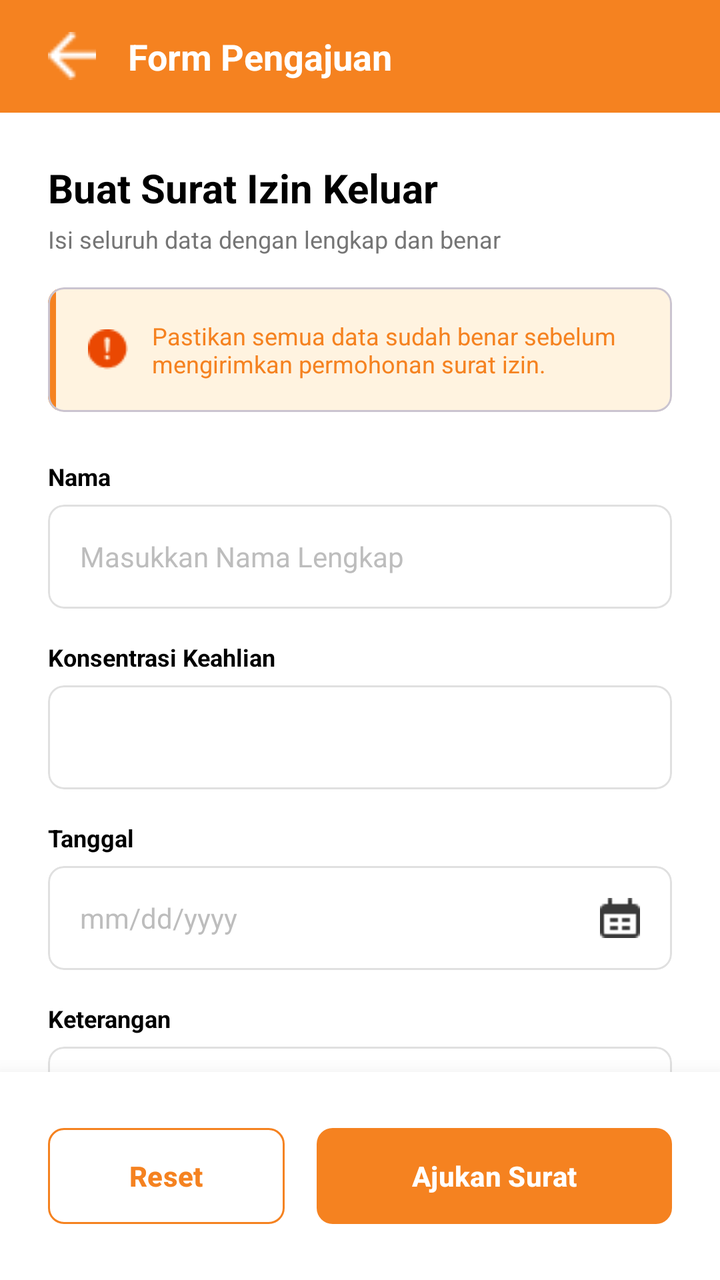
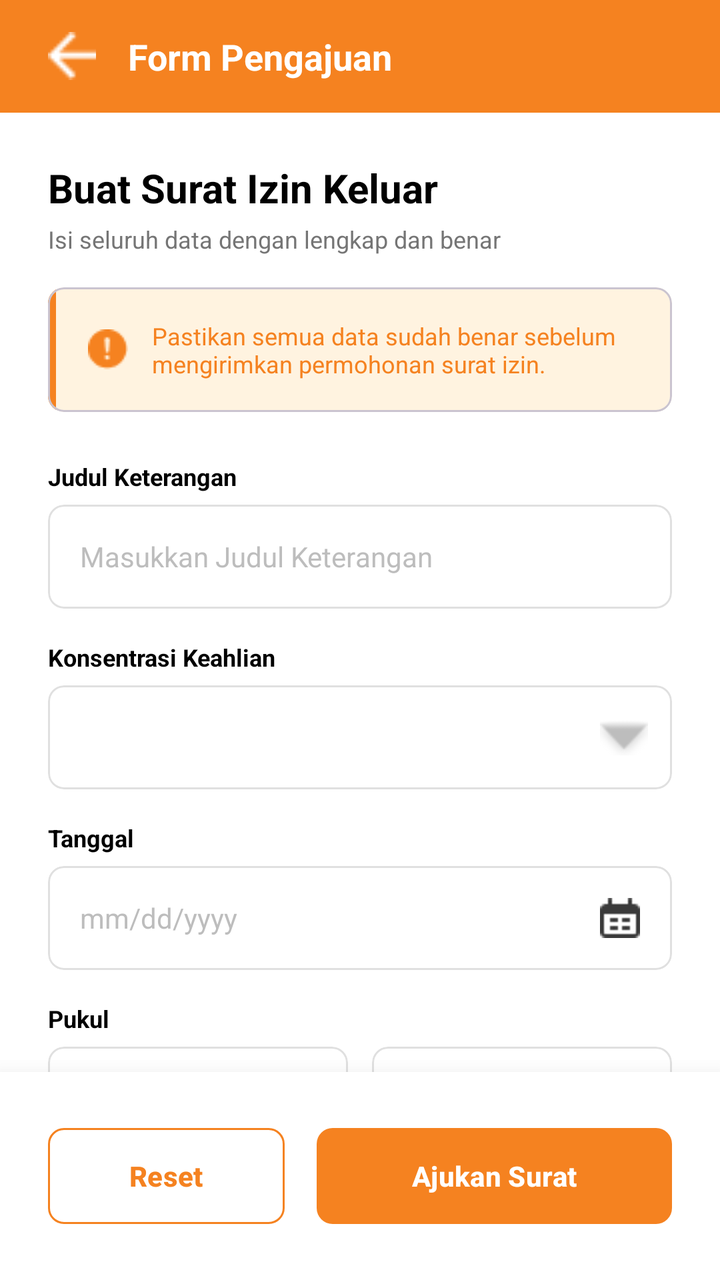

Two renders of the same Android screen: before a commit and after it. Below are the layout's source before the change and the commit's diff.
<!-- AndroidManifest.xml: application theme Theme.AndroidELetter -->
<!-- res/layout/halaman_buat_surat_izin_keluar_siswa.xml -->
<?xml version="1.0" encoding="utf-8"?>
<androidx.constraintlayout.widget.ConstraintLayout xmlns:android="http://schemas.android.com/apk/res/android"
    xmlns:app="http://schemas.android.com/apk/res-auto"
    xmlns:tools="http://schemas.android.com/tools"
    android:layout_width="match_parent"
    android:layout_height="match_parent"
    android:background="#FFFFFF"
    tools:context=".halaman_buat_surat_izin_keluar_siswa">

    
    <LinearLayout
        android:id="@+id/header_layout"
        android:layout_width="match_parent"
        android:layout_height="wrap_content"
        android:background="#F58220"
        android:gravity="center_vertical"
        android:orientation="horizontal"
        android:paddingHorizontal="24dp"
        android:paddingVertical="16dp"
        app:layout_constraintTop_toTopOf="parent">

        <ImageView
            android:id="@+id/btn_back"
            android:layout_width="24dp"
            android:layout_height="24dp"
            android:src="@drawable/icon_panah_kembali"
            app:tint="@color/white" />

        <TextView
            android:layout_width="wrap_content"
            android:layout_height="wrap_content"
            android:layout_marginStart="16dp"
            android:text="Form Pengajuan"
            android:textColor="@color/white"
            android:textSize="18sp"
            android:textStyle="bold" />
    </LinearLayout>

    
    <ScrollView
        android:layout_width="match_parent"
        android:layout_height="0dp"
        android:clipToPadding="false"
        android:paddingBottom="24dp"
        android:scrollbars="none"
        app:layout_constraintBottom_toTopOf="@+id/bottom_action_buttons"
        app:layout_constraintTop_toBottomOf="@+id/header_layout">

        <LinearLayout
            android:layout_width="match_parent"
            android:layout_height="wrap_content"
            android:orientation="vertical"
            android:paddingHorizontal="24dp"
            android:paddingTop="24dp">

            <TextView
                android:layout_width="wrap_content"
                android:layout_height="wrap_content"
                android:text="Buat Surat Izin Keluar"
                android:textColor="@android:color/black"
                android:textSize="20sp"
                android:textStyle="bold" />

            <TextView
                android:layout_width="wrap_content"
                android:layout_height="wrap_content"
                android:layout_marginTop="4dp"
                android:layout_marginBottom="16dp"
                android:text="Isi seluruh data dengan lengkap dan benar"
                android:textColor="#757575"
                android:textSize="12sp" />

            
            <com.google.android.material.card.MaterialCardView
                android:layout_width="match_parent"
                android:layout_height="wrap_content"
                android:layout_marginBottom="24dp"
                app:cardBackgroundColor="#FFF3E0"
                app:cardCornerRadius="8dp"
                app:cardElevation="0dp">

                <LinearLayout
                    android:layout_width="match_parent"
                    android:layout_height="wrap_content"
                    android:orientation="horizontal">

                    
                    <View
                        android:layout_width="4dp"
                        android:layout_height="match_parent"
                        android:background="#F58220" />

                    <LinearLayout
                        android:layout_width="match_parent"
                        android:layout_height="wrap_content"
                        android:gravity="center_vertical"
                        android:orientation="horizontal"
                        android:padding="16dp">

                        <ImageView
                            android:layout_width="20dp"
                            android:layout_height="20dp"
                            android:src="@drawable/icon_tanda_seru" />

                        <TextView
                            android:layout_width="wrap_content"
                            android:layout_height="wrap_content"
                            android:layout_marginStart="12dp"
                            android:text="Pastikan semua data sudah benar sebelum\nmengirimkan permohonan surat izin."
                            android:textColor="#F58220"
                            android:textSize="12sp" />
                    </LinearLayout>
                </LinearLayout>
            </com.google.android.material.card.MaterialCardView>

            
            <TextView android:layout_width="wrap_content" android:layout_height="wrap_content" android:layout_marginBottom="6dp" android:text="Nama" android:textColor="@android:color/black" android:textSize="12sp" android:textStyle="bold" />
            <com.google.android.material.card.MaterialCardView android:layout_width="match_parent" android:layout_height="52dp" android:layout_marginBottom="16dp" app:cardBackgroundColor="@color/white" app:cardCornerRadius="8dp" app:cardElevation="0dp" app:strokeColor="#E0E0E0" app:strokeWidth="1dp">
                <EditText android:id="@+id/et_nama" android:layout_width="match_parent" android:layout_height="match_parent" android:background="@null" android:hint="Masukkan Nama Lengkap" android:paddingHorizontal="16dp" android:textColor="@android:color/black" android:textColorHint="#BDBDBD" android:textSize="14sp" />
            </com.google.android.material.card.MaterialCardView>

            
            <TextView android:layout_width="wrap_content" android:layout_height="wrap_content" android:layout_marginBottom="6dp" android:text="Konsentrasi Keahlian" android:textColor="@android:color/black" android:textSize="12sp" android:textStyle="bold" />
            <com.google.android.material.card.MaterialCardView android:layout_width="match_parent" android:layout_height="52dp" android:layout_marginBottom="16dp" app:cardBackgroundColor="@color/white" app:cardCornerRadius="8dp" app:cardElevation="0dp" app:strokeColor="#E0E0E0" app:strokeWidth="1dp">
                <Spinner android:id="@+id/spinner_keahlian" android:layout_width="match_parent" android:layout_height="match_parent" android:background="@null" android:paddingHorizontal="12dp" />
            </com.google.android.material.card.MaterialCardView>

            
            <TextView android:layout_width="wrap_content" android:layout_height="wrap_content" android:layout_marginBottom="6dp" android:text="Tanggal" android:textColor="@android:color/black" android:textSize="12sp" android:textStyle="bold" />
            <com.google.android.material.card.MaterialCardView android:layout_width="match_parent" android:layout_height="52dp" android:layout_marginBottom="16dp" app:cardBackgroundColor="@color/white" app:cardCornerRadius="8dp" app:cardElevation="0dp" app:strokeColor="#E0E0E0" app:strokeWidth="1dp">
                <LinearLayout android:layout_width="match_parent" android:layout_height="match_parent" android:gravity="center_vertical" android:orientation="horizontal" android:paddingHorizontal="16dp">
                    <EditText android:id="@+id/et_tanggal" android:layout_width="0dp" android:layout_height="match_parent" android:layout_weight="1" android:background="@null" android:focusable="false" android:hint="mm/dd/yyyy" android:textColor="@android:color/black" android:textColorHint="#BDBDBD" android:textSize="14sp" />
                    <ImageView android:layout_width="20dp" android:layout_height="20dp" android:src="@drawable/icon_tanggal_hitam" />
                </LinearLayout>
            </com.google.android.material.card.MaterialCardView>

            
            <TextView android:layout_width="wrap_content" android:layout_height="wrap_content" android:layout_marginBottom="6dp" android:text="Keterangan" android:textColor="@android:color/black" android:textSize="12sp" android:textStyle="bold" />
            <com.google.android.material.card.MaterialCardView android:layout_width="match_parent" android:layout_height="120dp" android:layout_marginBottom="32dp" app:cardBackgroundColor="@color/white" app:cardCornerRadius="8dp" app:cardElevation="0dp" app:strokeColor="#E0E0E0" app:strokeWidth="1dp">
                <EditText android:id="@+id/et_keterangan" android:layout_width="match_parent" android:layout_height="match_parent" android:background="@null" android:gravity="top|start" android:inputType="textMultiLine" android:padding="16dp" android:textColor="@android:color/black" android:textColorHint="#BDBDBD" android:textSize="14sp" />
            </com.google.android.material.card.MaterialCardView>

        </LinearLayout>
    </ScrollView>

    
    <LinearLayout
        android:id="@+id/bottom_action_buttons"
        android:layout_width="match_parent"
        android:layout_height="wrap_content"
        android:background="@color/white"
        android:elevation="16dp"
        android:orientation="horizontal"
        android:padding="24dp"
        app:layout_constraintBottom_toBottomOf="parent">

        
        <com.google.android.material.button.MaterialButton
            android:id="@+id/btn_reset"
            android:layout_width="0dp"
            android:layout_height="56dp"
            android:layout_marginEnd="8dp"
            android:layout_weight="1"
            android:text="Reset"
            android:textAllCaps="false"
            android:textColor="#F58220"
            android:textSize="14sp"
            android:textStyle="bold"
            app:backgroundTint="@color/white"
            app:cornerRadius="8dp"
            app:strokeColor="#F58220"
            app:strokeWidth="1dp" />

        
        <com.google.android.material.button.MaterialButton
            android:id="@+id/btn_ajukan"
            android:layout_width="0dp"
            android:layout_height="56dp"
            android:layout_marginStart="8dp"
            android:layout_weight="1.5"
            android:text="Ajukan Surat"
            android:textAllCaps="false"
            android:textColor="@color/white"
            android:textSize="14sp"
            android:textStyle="bold"
            app:backgroundTint="#F58220"
            app:cornerRadius="8dp" />
    </LinearLayout>

</androidx.constraintlayout.widget.ConstraintLayout>
<!-- resources referenced by this layout -->
<resources>
  <color name="white">#FFFFFFFF</color>
  <!-- drawable icon_panah_kembali: png bitmap (drawable, 239 bytes) -->
  <!-- drawable icon_tanda_seru: png bitmap (drawable, 560 bytes) -->
  <!-- drawable icon_tanggal_hitam: png bitmap (drawable, 331 bytes) -->
  <style name="Theme.AndroidELetter" parent="Base.Theme.AndroidELetter" />
  <style name="Base.Theme.AndroidELetter" parent="Theme.Material3.DayNight.NoActionBar">
          
          
      </style>
</resources>

<!-- the commit's change to res/layout/halaman_buat_surat_izin_keluar_siswa.xml (unified diff, before → after) -->
@@ -7,7 +7,6 @@
     android:background="#FFFFFF"
     tools:context=".halaman_buat_surat_izin_keluar_siswa">
 
-    
     <LinearLayout
         android:id="@+id/header_layout"
         android:layout_width="match_parent"
@@ -36,7 +35,6 @@
             android:textStyle="bold" />
     </LinearLayout>
 
-    
     <ScrollView
         android:layout_width="match_parent"
         android:layout_height="0dp"
@@ -70,7 +68,6 @@
                 android:textColor="#757575"
                 android:textSize="12sp" />
 
-            
             <com.google.android.material.card.MaterialCardView
                 android:layout_width="match_parent"
                 android:layout_height="wrap_content"
@@ -84,7 +81,6 @@
                     android:layout_height="wrap_content"
                     android:orientation="horizontal">
 
-                    
                     <View
                         android:layout_width="4dp"
                         android:layout_height="match_parent"
@@ -100,7 +96,8 @@
                         <ImageView
                             android:layout_width="20dp"
                             android:layout_height="20dp"
-                            android:src="@drawable/icon_tanda_seru" />
+                            android:src="@drawable/icon_tanda_seru"
+                            app:tint="#F58220" />
 
                         <TextView
                             android:layout_width="wrap_content"
@@ -113,37 +110,229 @@
                 </LinearLayout>
             </com.google.android.material.card.MaterialCardView>
 
-            
-            <TextView android:layout_width="wrap_content" android:layout_height="wrap_content" android:layout_marginBottom="6dp" android:text="Nama" android:textColor="@android:color/black" android:textSize="12sp" android:textStyle="bold" />
-            <com.google.android.material.card.MaterialCardView android:layout_width="match_parent" android:layout_height="52dp" android:layout_marginBottom="16dp" app:cardBackgroundColor="@color/white" app:cardCornerRadius="8dp" app:cardElevation="0dp" app:strokeColor="#E0E0E0" app:strokeWidth="1dp">
-                <EditText android:id="@+id/et_nama" android:layout_width="match_parent" android:layout_height="match_parent" android:background="@null" android:hint="Masukkan Nama Lengkap" android:paddingHorizontal="16dp" android:textColor="@android:color/black" android:textColorHint="#BDBDBD" android:textSize="14sp" />
-            </com.google.android.material.card.MaterialCardView>
-
-            
-            <TextView android:layout_width="wrap_content" android:layout_height="wrap_content" android:layout_marginBottom="6dp" android:text="Konsentrasi Keahlian" android:textColor="@android:color/black" android:textSize="12sp" android:textStyle="bold" />
-            <com.google.android.material.card.MaterialCardView android:layout_width="match_parent" android:layout_height="52dp" android:layout_marginBottom="16dp" app:cardBackgroundColor="@color/white" app:cardCornerRadius="8dp" app:cardElevation="0dp" app:strokeColor="#E0E0E0" app:strokeWidth="1dp">
-                <Spinner android:id="@+id/spinner_keahlian" android:layout_width="match_parent" android:layout_height="match_parent" android:background="@null" android:paddingHorizontal="12dp" />
-            </com.google.android.material.card.MaterialCardView>
-
-            
-            <TextView android:layout_width="wrap_content" android:layout_height="wrap_content" android:layout_marginBottom="6dp" android:text="Tanggal" android:textColor="@android:color/black" android:textSize="12sp" android:textStyle="bold" />
-            <com.google.android.material.card.MaterialCardView android:layout_width="match_parent" android:layout_height="52dp" android:layout_marginBottom="16dp" app:cardBackgroundColor="@color/white" app:cardCornerRadius="8dp" app:cardElevation="0dp" app:strokeColor="#E0E0E0" app:strokeWidth="1dp">
-                <LinearLayout android:layout_width="match_parent" android:layout_height="match_parent" android:gravity="center_vertical" android:orientation="horizontal" android:paddingHorizontal="16dp">
-                    <EditText android:id="@+id/et_tanggal" android:layout_width="0dp" android:layout_height="match_parent" android:layout_weight="1" android:background="@null" android:focusable="false" android:hint="mm/dd/yyyy" android:textColor="@android:color/black" android:textColorHint="#BDBDBD" android:textSize="14sp" />
-                    <ImageView android:layout_width="20dp" android:layout_height="20dp" android:src="@drawable/icon_tanggal_hitam" />
+            <TextView
+                android:layout_width="wrap_content"
+                android:layout_height="wrap_content"
+                android:layout_marginBottom="6dp"
+                android:text="Judul Keterangan"
+                android:textColor="@android:color/black"
+                android:textSize="12sp"
+                android:textStyle="bold" />
+
+            <com.google.android.material.card.MaterialCardView
+                android:layout_width="match_parent"
+                android:layout_height="52dp"
+                android:layout_marginBottom="16dp"
+                app:cardBackgroundColor="@color/white"
+                app:cardCornerRadius="8dp"
+                app:cardElevation="0dp"
+                app:strokeColor="#E0E0E0"
+                app:strokeWidth="1dp">
+
+                <EditText
+                    android:id="@+id/et_judul_keterangan"
+                    android:layout_width="match_parent"
+                    android:layout_height="match_parent"
+                    android:background="@null"
+                    android:hint="Masukkan Judul Keterangan"
+                    android:paddingHorizontal="16dp"
+                    android:textColor="@android:color/black"
+                    android:textColorHint="#BDBDBD"
+                    android:textSize="14sp" />
+            </com.google.android.material.card.MaterialCardView>
+
+            <TextView
+                android:layout_width="wrap_content"
+                android:layout_height="wrap_content"
+                android:layout_marginBottom="6dp"
+                android:text="Konsentrasi Keahlian"
+                android:textColor="@android:color/black"
+                android:textSize="12sp"
+                android:textStyle="bold" />
+
+            <com.google.android.material.card.MaterialCardView
+                android:layout_width="match_parent"
+                android:layout_height="52dp"
+                android:layout_marginBottom="16dp"
+                app:cardBackgroundColor="@color/white"
+                app:cardCornerRadius="8dp"
+                app:cardElevation="0dp"
+                app:strokeColor="#E0E0E0"
+                app:strokeWidth="1dp">
+
+                <RelativeLayout
+                    android:layout_width="match_parent"
+                    android:layout_height="match_parent">
+
+                    <Spinner
+                        android:id="@+id/spinner_keahlian"
+                        android:layout_width="match_parent"
+                        android:layout_height="match_parent"
+                        android:background="@null"
+                        android:paddingStart="16dp"
+                        android:paddingEnd="40dp"
+                        android:spinnerMode="dropdown" />
+
+                    <ImageView
+                        android:layout_width="24dp"
+                        android:layout_height="24dp"
+                        android:layout_alignParentEnd="true"
+                        android:layout_centerVertical="true"
+                        android:layout_marginEnd="12dp"
+                        android:clickable="false"
+                        android:focusable="false"
+                        android:src="@android:drawable/arrow_down_float"
+                        app:tint="#BDBDBD" />
+                </RelativeLayout>
+            </com.google.android.material.card.MaterialCardView>
+
+            <TextView
+                android:layout_width="wrap_content"
+                android:layout_height="wrap_content"
+                android:layout_marginBottom="6dp"
+                android:text="Tanggal"
+                android:textColor="@android:color/black"
+                android:textSize="12sp"
+                android:textStyle="bold" />
+
+            <com.google.android.material.card.MaterialCardView
+                android:layout_width="match_parent"
+                android:layout_height="52dp"
+                android:layout_marginBottom="16dp"
+                app:cardBackgroundColor="@color/white"
+                app:cardCornerRadius="8dp"
+                app:cardElevation="0dp"
+                app:strokeColor="#E0E0E0"
+                app:strokeWidth="1dp">
+
+                <LinearLayout
+                    android:layout_width="match_parent"
+                    android:layout_height="match_parent"
+                    android:gravity="center_vertical"
+                    android:orientation="horizontal"
+                    android:paddingHorizontal="16dp">
+
+                    <EditText
+                        android:id="@+id/et_tanggal"
+                        android:layout_width="0dp"
+                        android:layout_height="match_parent"
+                        android:layout_weight="1"
+                        android:background="@null"
+                        android:focusable="false"
+                        android:hint="mm/dd/yyyy"
+                        android:textColor="@android:color/black"
+                        android:textColorHint="#BDBDBD"
+                        android:textSize="14sp" />
+
+                    <ImageView
+                        android:layout_width="20dp"
+                        android:layout_height="20dp"
+                        android:src="@drawable/icon_tanggal_hitam" />
                 </LinearLayout>
             </com.google.android.material.card.MaterialCardView>
 
-            
-            <TextView android:layout_width="wrap_content" android:layout_height="wrap_content" android:layout_marginBottom="6dp" android:text="Keterangan" android:textColor="@android:color/black" android:textSize="12sp" android:textStyle="bold" />
-            <com.google.android.material.card.MaterialCardView android:layout_width="match_parent" android:layout_height="120dp" android:layout_marginBottom="32dp" app:cardBackgroundColor="@color/white" app:cardCornerRadius="8dp" app:cardElevation="0dp" app:strokeColor="#E0E0E0" app:strokeWidth="1dp">
-                <EditText android:id="@+id/et_keterangan" android:layout_width="match_parent" android:layout_height="match_parent" android:background="@null" android:gravity="top|start" android:inputType="textMultiLine" android:padding="16dp" android:textColor="@android:color/black" android:textColorHint="#BDBDBD" android:textSize="14sp" />
+            <TextView
+                android:layout_width="wrap_content"
+                android:layout_height="wrap_content"
+                android:layout_marginBottom="6dp"
+                android:text="Pukul"
+                android:textColor="@android:color/black"
+                android:textSize="12sp"
+                android:textStyle="bold" />
+
+            <LinearLayout
+                android:layout_width="match_parent"
+                android:layout_height="wrap_content"
+                android:layout_marginBottom="16dp"
+                android:baselineAligned="false"
+                android:orientation="horizontal">
+
+                <com.google.android.material.card.MaterialCardView
+                    android:layout_width="0dp"
+                    android:layout_height="52dp"
+                    android:layout_marginEnd="6dp"
+                    android:layout_weight="1"
+                    app:cardBackgroundColor="@color/white"
+                    app:cardCornerRadius="8dp"
+                    app:cardElevation="0dp"
+                    app:strokeColor="#E0E0E0"
+                    app:strokeWidth="1dp">
+
+                    <EditText
+                        android:id="@+id/et_waktu_mulai"
+                        android:layout_width="match_parent"
+                        android:layout_height="match_parent"
+                        android:background="@null"
+                        android:gravity="center"
+                        android:hint="--:-- --"
+                        android:inputType="phone"
+                        android:maxLength="5"
+                        android:textColor="@android:color/black"
+                        android:textColorHint="#BDBDBD"
+                        android:textSize="14sp" />
+                </com.google.android.material.card.MaterialCardView>
+
+                <com.google.android.material.card.MaterialCardView
+                    android:layout_width="0dp"
+                    android:layout_height="52dp"
+                    android:layout_marginStart="6dp"
+                    android:layout_weight="1"
+                    app:cardBackgroundColor="@color/white"
+                    app:cardCornerRadius="8dp"
+                    app:cardElevation="0dp"
+                    app:strokeColor="#E0E0E0"
+                    app:strokeWidth="1dp">
+
+                    <EditText
+                        android:id="@+id/et_waktu_selesai"
+                        android:layout_width="match_parent"
+                        android:layout_height="match_parent"
+                        android:background="@null"
+                        android:gravity="center"
+                        android:hint="--:-- --"
+                        android:inputType="phone"
+                        android:maxLength="5"
+                        android:textColor="@android:color/black"
+                        android:textColorHint="#BDBDBD"
+                        android:textSize="14sp" />
+                </com.google.android.material.card.MaterialCardView>
+            </LinearLayout>
+
+            <TextView
+                android:layout_width="wrap_content"
+                android:layout_height="wrap_content"
+                android:layout_marginBottom="6dp"
+                android:text="Keterangan"
+                android:textColor="@android:color/black"
+                android:textSize="12sp"
+                android:textStyle="bold" />
+
+            <com.google.android.material.card.MaterialCardView
+                android:layout_width="match_parent"
+                android:layout_height="120dp"
+                android:layout_marginBottom="32dp"
+                app:cardBackgroundColor="@color/white"
+                app:cardCornerRadius="8dp"
+                app:cardElevation="0dp"
+                app:strokeColor="#E0E0E0"
+                app:strokeWidth="1dp">
+
+                <EditText
+                    android:id="@+id/et_keterangan"
+                    android:layout_width="match_parent"
+                    android:layout_height="match_parent"
+                    android:background="@null"
+                    android:gravity="top|start"
+                    android:inputType="textMultiLine"
+                    android:padding="16dp"
+                    android:textColor="@android:color/black"
+                    android:textColorHint="#BDBDBD"
+                    android:textSize="14sp" />
             </com.google.android.material.card.MaterialCardView>
 
         </LinearLayout>
     </ScrollView>
 
-    
     <LinearLayout
         android:id="@+id/bottom_action_buttons"
         android:layout_width="match_parent"
@@ -154,7 +343,6 @@
         android:padding="24dp"
         app:layout_constraintBottom_toBottomOf="parent">
 
-        
         <com.google.android.material.button.MaterialButton
             android:id="@+id/btn_reset"
             android:layout_width="0dp"
@@ -171,7 +359,6 @@
             app:strokeColor="#F58220"
             app:strokeWidth="1dp" />
 
-        
         <com.google.android.material.button.MaterialButton
             android:id="@+id/btn_ajukan"
             android:layout_width="0dp"
